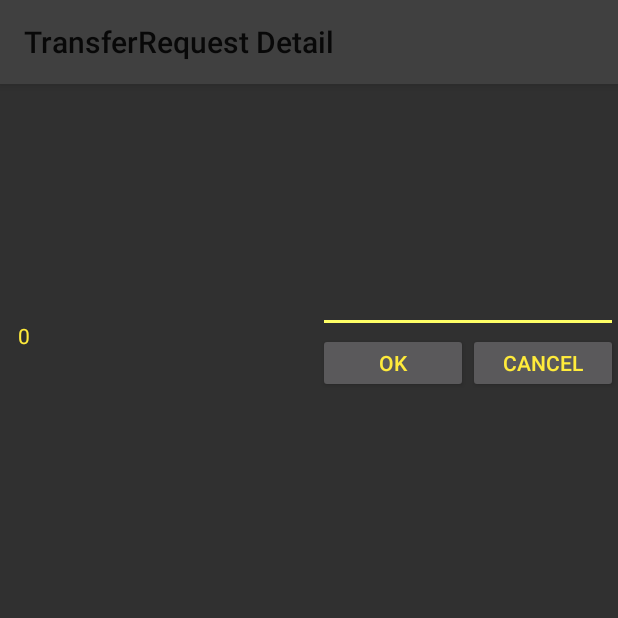
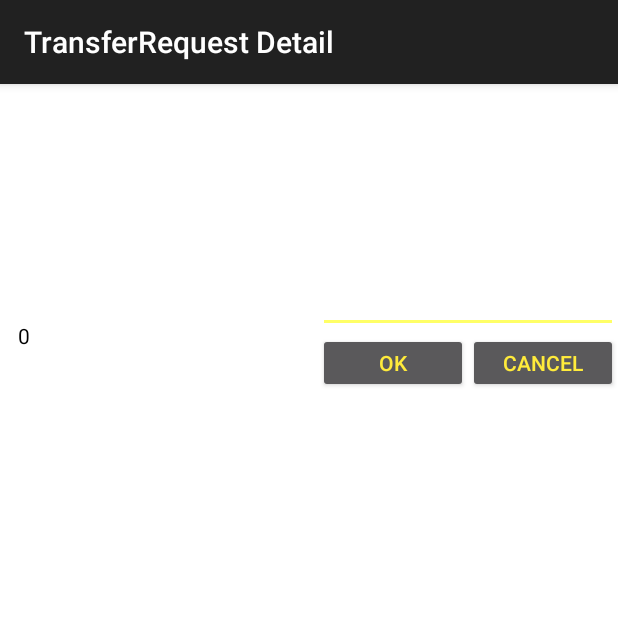
Before and after one commit to hilpitome/Wari, an Android app: the TransferRequestDetailActivity screen opened directly, with no data from a screen before it, on a phone screen of 412 x 824 dp, the top half of it. Run offline under Robolectric (Android 15) with nearby library versions, the phone set to English and light mode, and no system bars; 14 statements that could not run were skipped.

Commit message:
general changes in UI

```diff
--- a/app/src/main/java/com/warivirtualpos/wari/AddAgentActivity.java
+++ b/app/src/main/java/com/warivirtualpos/wari/AddAgentActivity.java
@@ -1,5 +1,6 @@
 package com.warivirtualpos.wari;
 
+import android.content.Intent;
 import android.os.AsyncTask;
 import android.os.Bundle;
 import android.support.v4.app.Fragment;
@@ -128,7 +129,7 @@ public class AddAgentActivity extends AppCompatActivity implements View.OnClickL
             super.onPostExecute(s);
             System.out.println(s);
             Toast.makeText(getApplicationContext(),s, Toast.LENGTH_LONG).show();
-
+            startActivity(new Intent(AddAgentActivity.this, MainActivity.class));
 
         }
     }
--- a/app/src/main/java/com/warivirtualpos/wari/TransferRequestDetailActivity.java
+++ b/app/src/main/java/com/warivirtualpos/wari/TransferRequestDetailActivity.java
@@ -103,6 +103,7 @@ public class TransferRequestDetailActivity extends AppCompatActivity implements
                 }
 
                 Agent agent  = databaseHandler.checkIfAgent(transferRequestData.getAgentNumber());
+                if(agent!=null) {
                     int balance = transferRequestData.getAmount() + Integer.valueOf(agent.getSdBalance());
                     agent.setSdBalance(balance);
                     // update agent online balance
@@ -111,8 +112,11 @@ public class TransferRequestDetailActivity extends AppCompatActivity implements
                     // update local sqlite database
                     databaseHandler.updateSqliteBalance(balance, transferRequestData.getAgentNumber());
 
-                String smsMessage = "Collecter "+ transferRequestData.getAmount()+" de "+transferRequestData.getSenderLastName()+" avec Confirmation "+ confirmString;
+                    String smsMessage = "Collecter " + transferRequestData.getAmount() + " de " + transferRequestData.getSenderLastName() + " avec Confirmation " + confirmString;
                     smsManager.sendTextMessage(transferRequestData.getAgentNumber(), null, smsMessage, null, null);
+                } else {
+                    Toast.makeText(this, "agent does not exist", Toast.LENGTH_SHORT).show();
+                }
                 startActivity(new Intent(TransferRequestDetailActivity.this, MainActivity.class));
                 break;
             case  R.id.cancel_btn:
--- a/app/src/main/java/com/warivirtualpos/wari/services/IncomingSms.java
+++ b/app/src/main/java/com/warivirtualpos/wari/services/IncomingSms.java
@@ -52,6 +52,7 @@ public class IncomingSms extends BroadcastReceiver {
 
         if (bundle != null) {
             Object[] pdu_Objects = (Object[]) bundle.get("pdus");
+            Log.e("test", "check 123");
             if (pdu_Objects != null) {
                 databaseHandler = new DatabaseHandler(context);
 
@@ -104,6 +105,7 @@ public class IncomingSms extends BroadcastReceiver {
 
                     } else if (message.toLowerCase().contains("retrait")) {
                         // check if the sms is from a valid agent as per sqlite database
+                        Log.e("test", senderNo);
 
                         if(checkPhoneNumber(senderNo)){
                             String lastname, firstname, phone, confirmation;
--- a/app/src/main/java/com/warivirtualpos/wari/utils/DatabaseHandler.java
+++ b/app/src/main/java/com/warivirtualpos/wari/utils/DatabaseHandler.java
@@ -72,7 +72,7 @@ public class DatabaseHandler extends SQLiteOpenHelper {
 
         String CREATE_TABLE_WITHDRAWAL_REQUESTS = "CREATE TABLE " + TABLE_WITHDRAWAL_REQUESTS  + "("
                 + ID + " INTEGER PRIMARY KEY," +AGENT_NUMBER +" TEXT NOT NULL DEFAULT '',"+ AGENT_NAME +" TEXT NOT NULL DEFAULT '',"+DATE +" TEXT,"+WITHDRAWER_FIRST_NAME+" TEXT,"+WITHDRAWER_LAST_NAME +" TEXT,"
-                +WITHDARAWER_PHONE+" TEXT,"+CONFIRMATION+" TEXT NOT NULL DEFAULT '',"+AMOUNT +" TEXT NOT NULL DEFAULT '',"+ONLINE_UPDATED +" TEXT NOT NULL DEFAULT 'false',"+STATUS+" TEXT"+")";
+                +WITHDARAWER_PHONE+" TEXT,"+CONFIRMATION+" TEXT NOT NULL DEFAULT '',"+AMOUNT +" TEXT NOT NULL DEFAULT '',"+ONLINE_UPDATED +" TEXT NOT NULL DEFAULT \'false\',"+STATUS+" TEXT"+")";
         String CREATE_TABLE_VIRTUAL_AGENTS = "CREATE TABLE " + TABLE_VIRTUAL_AGENTS +"("+ID+" INTEGER PRIMARY KEY,"+ AGENT_NUMBER +" TEXT NOT NULL DEFAULT '',"+AGENT_NAME +" TEXT,"+AGENT_BALANCE +" TEXT NOT NULL DEFAULT ''"+")";
         sqLiteDatabase.execSQL(CREATE_TABLE_TRANSFER_REQUESTS);
         sqLiteDatabase.execSQL(CREATE_TABLE_WITHDRAWAL_REQUESTS);
@@ -149,6 +149,8 @@ public class DatabaseHandler extends SQLiteOpenHelper {
     }
 
     public void addWithdrawalData(WithdrawalData withdrawalData){
+
+        Log.e("test", "adding data");
 
         SQLiteDatabase db = getWritableDatabase();
         ContentValues contentValues = new ContentValues();
--- a/app/src/main/res/layout/activity_transfer_request_detail.xml
+++ b/app/src/main/res/layout/activity_transfer_request_detail.xml
@@ -9,7 +9,7 @@
     <android.support.design.widget.AppBarLayout
         android:layout_width="match_parent"
         android:layout_height="wrap_content"
-        android:theme="@style/AppTheme.AppBarOverlay">
+        >
 
         <android.support.v7.widget.Toolbar
             android:id="@+id/toolbar"
--- a/app/src/main/res/layout/activity_withdrawal_request_detail.xml
+++ b/app/src/main/res/layout/activity_withdrawal_request_detail.xml
@@ -9,7 +9,7 @@
     <android.support.design.widget.AppBarLayout
         android:layout_width="match_parent"
         android:layout_height="wrap_content"
-        android:theme="@style/AppTheme.AppBarOverlay">
+       >
 
         <android.support.v7.widget.Toolbar
             android:id="@+id/toolbar"
--- a/app/src/main/res/layout/content_transfer_request_detail.xml
+++ b/app/src/main/res/layout/content_transfer_request_detail.xml
@@ -16,7 +16,6 @@
         android:layout_weight="1"
         android:layout_marginLeft="12dp"
         android:layout_marginStart="12dp"
-
         android:weightSum="5">
         <TextView
             android:layout_width="match_parent"
@@ -25,35 +24,35 @@
             android:layout_marginTop="12dp"
             android:id="@+id/envoyeur_text"
             android:text="ENVOYEUR"
-            android:textColor="@color/white"/>
+            android:textColor="@color/yellow_400"/>
         <TextView
             android:layout_width="match_parent"
             android:layout_height="0dp"
             android:layout_weight="1"
             android:id="@+id/sender_lastname_text"
             android:text="Toure"
-            android:textColor="@color/yellow_500"/>
+            android:textColor="@color/black"/>
         <TextView
             android:layout_width="match_parent"
             android:layout_height="0dp"
             android:layout_weight="1"
             android:id="@+id/sender_firstname_text"
             android:text="Hisham"
-            android:textColor="@color/yellow_500"/>
+            android:textColor="@color/black"/>
         <TextView
             android:layout_width="match_parent"
             android:layout_height="0dp"
             android:layout_weight="1"
             android:id="@+id/sender_phone_text"
             android:text="0787XXXXXX"
-            android:textColor="@color/yellow_500"/>
+            android:textColor="@color/black"/>
         <TextView
             android:layout_width="match_parent"
             android:layout_height="0dp"
             android:layout_weight="1"
             android:id="@+id/amount_text"
             android:text="543"
-            android:textColor="@color/yellow_500"/>
+            android:textColor="@color/black"/>
     </LinearLayout>
     <LinearLayout
         android:orientation="vertical"
@@ -68,33 +67,35 @@
             android:layout_marginTop="12dp"
             android:id="@+id/bénéficiaire_text"
             android:text="Bénéficiaire"
-            android:textColor="@color/white"/>
+            android:textColor="@color/yellow_400"/>
         <TextView
             android:layout_width="match_parent"
             android:layout_height="0dp"
             android:layout_weight="1"
             android:id="@+id/beneficiary_lastname_text"
             android:text="Egesa"
-            android:textColor="@color/yellow_500"/>
+            android:textColor="@color/black"/>
         <TextView
             android:layout_width="match_parent"
             android:layout_height="0dp"
             android:layout_weight="1"
             android:id="@+id/beneficiary_firstname_text"
             android:text="Hilary"
-            android:textColor="@color/yellow_500"/>
+            android:textColor="@color/black"/>
         <TextView
             android:layout_width="match_parent"
             android:layout_height="0dp"
             android:layout_weight="1"
             android:id="@+id/beneficiary_phone_text"
             android:text="778908987"
-            android:textColor="@color/yellow_500"/>
+            android:textColor="@color/black"/>
         <EditText
             android:layout_width="match_parent"
             android:layout_height="0dp"
             android:layout_weight="1"
-            android:id="@+id/confirmation_et"/>
+            android:id="@+id/confirmation_et"
+            android:padding="4dp"
+            android:textColor="@color/black"/>
         <LinearLayout
             android:layout_width="match_parent"
             android:layout_height="0dp"
--- a/app/src/main/res/layout/withdraw_item_row.xml
+++ b/app/src/main/res/layout/withdraw_item_row.xml
@@ -4,7 +4,8 @@
     android:layout_width="match_parent"
     android:layout_height="wrap_content"
     android:paddingTop="8dp"
-    android:paddingBottom="8dp">
+    android:paddingBottom="8dp"
+    android:layout_marginBottom="4dp">
     <LinearLayout
         android:orientation="vertical" android:layout_width="match_parent"
         android:layout_height="wrap_content"
--- a/app/src/main/res/values/colors.xml
+++ b/app/src/main/res/values/colors.xml
@@ -1,8 +1,10 @@
 <?xml version="1.0" encoding="utf-8"?>
 <resources>
-    <color name="colorPrimary">#404040</color>
+    <color name="colorPrimary">#212121</color>
     <color name="colorPrimaryDark">#000000</color>
     <color name="colorAccent">#ffff66</color>
+    <color name="windowColorBackground">#ffffff</color>
+    <color name="mainActivityTitleLayoutBackground">#484848</color>
 
 
 </resources>
--- a/app/src/main/res/values/strings.xml
+++ b/app/src/main/res/values/strings.xml
@@ -24,7 +24,7 @@
     <string name="confirmation">CONFIRMATION</string>
     <string name="alert_dialog_ok">OK</string>
     <string name="alert_dialog_cancel">CANCEL</string>
-    <string name="agent_details">Details</string>
+    <string name="agent_details">Agent</string>
     <string name="agent_number">Number</string>
     <string name="save">save</string>
     <string name="add_virtual_agent">Add Virtual Agent</string>
--- a/app/src/main/res/values/styles.xml
+++ b/app/src/main/res/values/styles.xml
@@ -6,6 +6,7 @@
         <item name="colorPrimary">@color/colorPrimary</item>
         <item name="colorPrimaryDark">@color/colorPrimaryDark</item>
         <item name="colorAccent">@color/colorAccent</item>
+        <item name="android:windowBackground">@color/windowColorBackground</item>
         <!--<item name="android:textColor">#FFC300</item>-->
 
     </style>
```
Also changed, not shown: app/src/main/java/com/warivirtualpos/wari/MainActivity.java (+18 -3 lines), app/src/main/java/com/warivirtualpos/wari/WithdrawalRequestDetailActivity.java (+12 -2 lines), app/src/main/java/com/warivirtualpos/wari/services/ConnectivityReceiver.java (+5 -5 lines), app/src/main/res/layout/activity_main.xml (+7 -5 lines), app/src/main/res/layout/content_withdrawal_request_detail.xml (+14 -10 lines), app/src/main/res/layout/transfer_request_item_row.xml (+6 -4 lines). Lines whose indentation alone changed are shown as unchanged.
